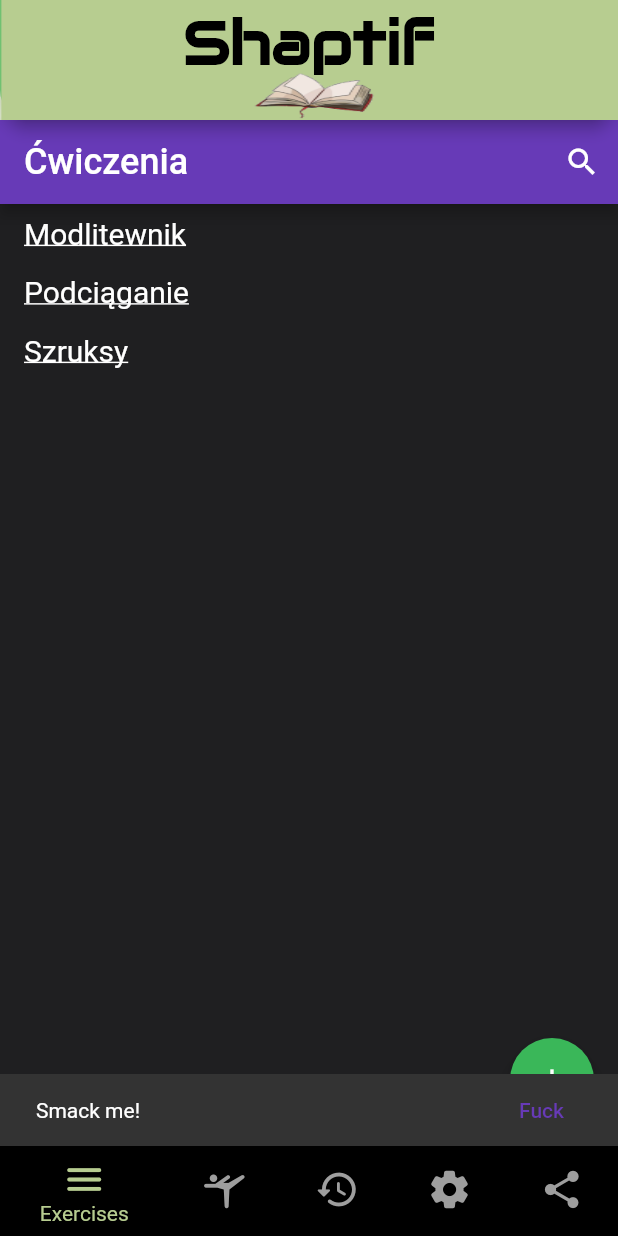
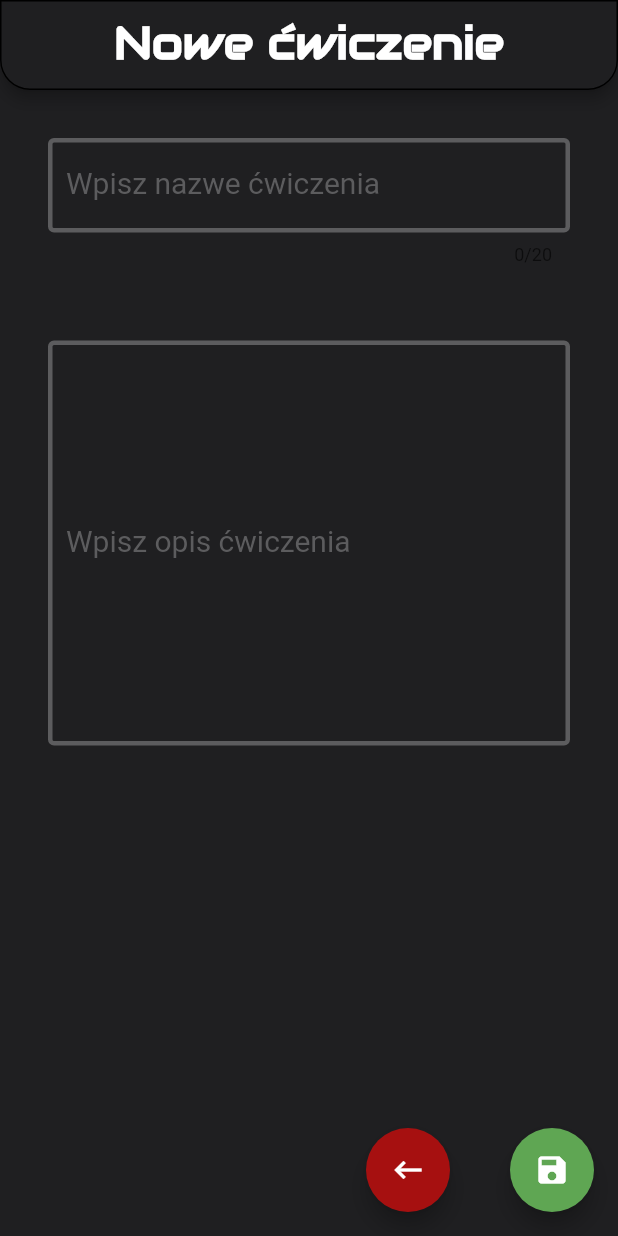
Before and after one commit to Meleciusz/Shaptif, a Flutter app: the screen it shows after launch, after a tap on the "add" icon, on a phone screen of 412 x 824 dp. Run offline on Flutter 3.47's test engine with Material 2 defaults, Android fonts, the phone set to English and light mode, and no system bars; our stand-ins replace sqflite; accounts and stored records are empty.

Commit message:
FINAL FrontEnd without any functions

```diff
--- a/shaptif/lib/Exercise.dart
+++ b/shaptif/lib/Exercise.dart
@@ -1,6 +1,8 @@
 import 'package:flutter/material.dart';
 import 'package:shaptif/db/Exercise.dart';
 import 'package:shaptif/db/DatabaseManager.dart';
+
+import 'NewExercise.dart';
 
 class ExcerciseView extends StatefulWidget {
   const ExcerciseView({Key? key}) : super(key: key);
@@ -17,6 +19,76 @@ class ExcerciseViewState extends State<ExcerciseView> {
     DatabaseManger.instance.deleteAllExcercises();
 
     DatabaseManger.instance.insertExcercise(
+        const Excercise(name: "Podciąganie", description: "pod chwytem tylko"));
+    DatabaseManger.instance.insertExcercise(
+        const Excercise(name: "Szruksy", description: "czuje ze zyje"));
+    DatabaseManger.instance.insertExcercise(
+        const Excercise(name: "Modlitewnik", description: "+")); DatabaseManger.instance.insertExcercise(
+        const Excercise(name: "Podciąganie", description: "pod chwytem tylko"));
+    DatabaseManger.instance.insertExcercise(
+        const Excercise(name: "Szruksy", description: "czuje ze zyje"));
+    DatabaseManger.instance.insertExcercise(
+        const Excercise(name: "Modlitewnik", description: "+")); DatabaseManger.instance.insertExcercise(
+        const Excercise(name: "Podciąganie", description: "pod chwytem tylko"));
+    DatabaseManger.instance.insertExcercise(
+        const Excercise(name: "Szruksy", description: "czuje ze zyje"));
+    DatabaseManger.instance.insertExcercise(
+        const Excercise(name: "Modlitewnik", description: "+")); DatabaseManger.instance.insertExcercise(
+        const Excercise(name: "Podciąganie", description: "pod chwytem tylko"));
+    DatabaseManger.instance.insertExcercise(
+        const Excercise(name: "Szruksy", description: "czuje ze zyje"));
+    DatabaseManger.instance.insertExcercise(
+        const Excercise(name: "Modlitewnik", description: "+")); DatabaseManger.instance.insertExcercise(
+        const Excercise(name: "Podciąganie", description: "pod chwytem tylko"));
+    DatabaseManger.instance.insertExcercise(
+        const Excercise(name: "Szruksy", description: "czuje ze zyje"));
+    DatabaseManger.instance.insertExcercise(
+        const Excercise(name: "Modlitewnik", description: "+")); DatabaseManger.instance.insertExcercise(
+        const Excercise(name: "Podciąganie", description: "pod chwytem tylko"));
+    DatabaseManger.instance.insertExcercise(
+        const Excercise(name: "Szruksy", description: "czuje ze zyje"));
+    DatabaseManger.instance.insertExcercise(
+        const Excercise(name: "Modlitewnik", description: "+")); DatabaseManger.instance.insertExcercise(
+        const Excercise(name: "Podciąganie", description: "pod chwytem tylko"));
+    DatabaseManger.instance.insertExcercise(
+        const Excercise(name: "Szruksy", description: "czuje ze zyje"));
+    DatabaseManger.instance.insertExcercise(
+        const Excercise(name: "Modlitewnik", description: "+")); DatabaseManger.instance.insertExcercise(
+        const Excercise(name: "Podciąganie", description: "pod chwytem tylko"));
+    DatabaseManger.instance.insertExcercise(
+        const Excercise(name: "Szruksy", description: "czuje ze zyje"));
+    DatabaseManger.instance.insertExcercise(
+        const Excercise(name: "Modlitewnik", description: "+")); DatabaseManger.instance.insertExcercise(
+        const Excercise(name: "Podciąganie", description: "pod chwytem tylko"));
+    DatabaseManger.instance.insertExcercise(
+        const Excercise(name: "Szruksy", description: "czuje ze zyje"));
+    DatabaseManger.instance.insertExcercise(
+        const Excercise(name: "Modlitewnik", description: "+")); DatabaseManger.instance.insertExcercise(
+        const Excercise(name: "Podciąganie", description: "pod chwytem tylko"));
+    DatabaseManger.instance.insertExcercise(
+        const Excercise(name: "Szruksy", description: "czuje ze zyje"));
+    DatabaseManger.instance.insertExcercise(
+        const Excercise(name: "Modlitewnik", description: "+")); DatabaseManger.instance.insertExcercise(
+        const Excercise(name: "Podciąganie", description: "pod chwytem tylko"));
+    DatabaseManger.instance.insertExcercise(
+        const Excercise(name: "Szruksy", description: "czuje ze zyje"));
+    DatabaseManger.instance.insertExcercise(
+        const Excercise(name: "Modlitewnik", description: "+")); DatabaseManger.instance.insertExcercise(
+        const Excercise(name: "Podciąganie", description: "pod chwytem tylko"));
+    DatabaseManger.instance.insertExcercise(
+        const Excercise(name: "Szruksy", description: "czuje ze zyje"));
+    DatabaseManger.instance.insertExcercise(
+        const Excercise(name: "Modlitewnik", description: "+")); DatabaseManger.instance.insertExcercise(
+        const Excercise(name: "Podciąganie", description: "pod chwytem tylko"));
+    DatabaseManger.instance.insertExcercise(
+        const Excercise(name: "Szruksy", description: "czuje ze zyje"));
+    DatabaseManger.instance.insertExcercise(
+        const Excercise(name: "Modlitewnik", description: "+")); DatabaseManger.instance.insertExcercise(
+        const Excercise(name: "Podciąganie", description: "pod chwytem tylko"));
+    DatabaseManger.instance.insertExcercise(
+        const Excercise(name: "Szruksy", description: "czuje ze zyje"));
+    DatabaseManger.instance.insertExcercise(
+        const Excercise(name: "Modlitewnik", description: "+")); DatabaseManger.instance.insertExcercise(
         const Excercise(name: "Podciąganie", description: "pod chwytem tylko"));
     DatabaseManger.instance.insertExcercise(
         const Excercise(name: "Szruksy", description: "czuje ze zyje"));
@@ -58,13 +130,10 @@ class ExcerciseViewState extends State<ExcerciseView> {
       backgroundColor: const Color.fromARGB(255, 31, 31, 33),
       floatingActionButton: FloatingActionButton(
         onPressed: () {
-          ScaffoldMessenger.of(context).showSnackBar(SnackBar(
-              content: const Text("Smack me!"),
-              action: SnackBarAction(
-                  label: "Fuck",
-                  onPressed: () {
-                    ScaffoldMessenger.of(context).hideCurrentSnackBar();
-                  })));
+          Navigator.push(
+            context,
+            MaterialPageRoute(builder: (context) => const NewExercise()),
+          );
         },
         backgroundColor: const Color.fromARGB(255, 58, 183, 89),
         shape: const CircleBorder(),
--- /dev/null
+++ b/shaptif/lib/NewExercise.dart
@@ -0,0 +1,120 @@
+import 'package:flutter/material.dart';
+
+class NewExercise extends StatefulWidget {
+  const NewExercise({Key? key}) : super(key: key);
+
+  @override
+  State<StatefulWidget> createState() => NewExerciseViewState();
+}
+
+class NewExerciseViewState extends State<NewExercise> {
+  @override
+  Widget build(BuildContext context) {
+
+    double width = MediaQuery.of(context).size.width; //screen width
+    double height = MediaQuery.of(context).size.height; //screen height
+    String appBarText = 'Nowe ćwiczenie';
+
+    return Scaffold(
+      backgroundColor: const Color.fromARGB(255, 31, 31, 33),
+      appBar: PreferredSize(
+        preferredSize: const Size.fromHeight(60),
+        child: AppBar(
+          // Here we take the value from the MyHomePage object that was created by
+          // the App.build method, and use it to set our appbar title.
+          centerTitle: true,
+          title: Text(
+            appBarText,
+            style: const TextStyle(
+                fontFamily: 'Audiowide',
+                color: Colors.white,
+                fontWeight: FontWeight.bold,
+                fontSize: 30),
+          ),
+          backgroundColor: const Color.fromARGB(255, 31, 31, 33),
+          shape: const RoundedRectangleBorder(
+              borderRadius: BorderRadius.only(
+                  bottomRight: Radius.circular(20),
+                  bottomLeft: Radius.circular(20)
+              ),
+            side: BorderSide(
+              width: 1,
+              color: Colors.black,
+              //style: BorderStyle.none
+            )
+          ),
+          automaticallyImplyLeading: false,
+        ),
+      ),
+      body: Center(
+          child: ListView(
+            padding: const EdgeInsets.all(32),
+                children: const <Widget>[
+
+                  TextField(
+                    style: TextStyle(color: Colors.white, fontSize: 20),
+                    decoration: InputDecoration(
+                      labelText: 'Wpisz nazwe ćwiczenia',
+                        labelStyle: TextStyle(color: Color.fromARGB(255, 92, 92, 94)),
+                      enabledBorder: OutlineInputBorder(
+                        //borderRadius: BorderRadius.circular(16),
+                        borderSide: BorderSide(color: Color.fromARGB(255, 92, 92, 94), width: 3),
+                      ),
+                      focusedBorder: OutlineInputBorder(
+                        //borderRadius: BorderRadius.circular(16),
+                        borderSide: BorderSide(color: Color.fromARGB(255, 92, 92, 94), width: 3),
+                      )
+                    ),
+                    maxLength: 20,
+                    maxLines: 1,
+                  ),
+
+                  SizedBox(
+                      height: 50
+                  ),
+
+                  TextField(
+                    style: TextStyle(color: Colors.white, fontSize: 20),
+                    decoration: InputDecoration(
+                        labelText: 'Wpisz opis ćwiczenia',
+                        labelStyle: TextStyle(color: Color.fromARGB(255, 92, 92, 94)),
+                        enabledBorder: OutlineInputBorder(
+                          //borderRadius: BorderRadius.circular(16),
+                          borderSide: BorderSide(color: Color.fromARGB(255, 92, 92, 94), width: 3),
+                        ),
+                        focusedBorder: OutlineInputBorder(
+                          //borderRadius: BorderRadius.circular(16),
+                          borderSide: BorderSide(color: Color.fromARGB(255, 92, 92, 94), width: 3),
+                        )
+                    ),
+                    maxLines: 10,
+                  ),
+
+                ],
+              ),
+          ),
+      floatingActionButton: Row(
+          mainAxisAlignment: MainAxisAlignment.end,
+          children: [
+              FloatingActionButton (
+                onPressed: () {
+                  Navigator.pop(context);
+                },
+                backgroundColor: const Color.fromARGB(255, 166, 16, 16),
+                shape: const CircleBorder(),
+                child: const Icon(Icons.keyboard_backspace),
+              ),
+                SizedBox(width: 40,),
+
+                FloatingActionButton (
+                onPressed: () {
+
+                },
+                backgroundColor: const Color.fromARGB(255, 95, 166, 83),
+                shape: const CircleBorder(),
+                child: const Icon(Icons.save),
+              ),
+          ]));
+
+  }
+}
--- a/shaptif/lib/NewTraining.dart
+++ b/shaptif/lib/NewTraining.dart
@@ -13,16 +13,25 @@ class NewTrainingViewState extends State<NewTrainingView> {
     return Scaffold(
       backgroundColor: const Color.fromARGB(255, 31, 31, 33),
       body: Center(
-        child: Column(
-            // children: <Widget>[
+        child: Row(
+            children: <Widget>[
+
             //   ElevatedButton(
             //     onPressed: () {
             //       Navigator.pop(context);
             //     },
             //     child: const Text('cos'),
             //   ),
-            // ],
+              ],
             ),
+      ),
+      floatingActionButton: FloatingActionButton(
+        onPressed: () {
+          Navigator.pop(context);
+        },
+        backgroundColor: const Color.fromARGB(255, 255, 0, 0),
+        shape: const CircleBorder(),
+        child: const Icon(Icons.keyboard_backspace),
       ),
     );
   }
```
